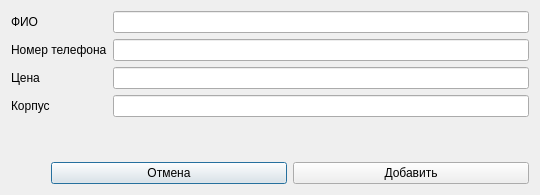
This is addseller.ui in ploschka/CureSuch as Qt 5 draws it before an edit. The edited form follows.
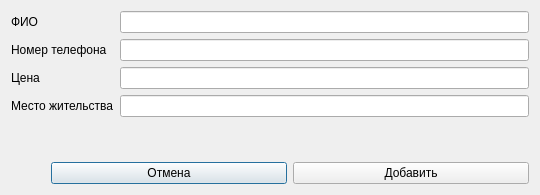
This is the edited form.

Patch:
```diff
--- a/addseller.ui
+++ b/addseller.ui
@@ -58,7 +58,7 @@
      <item row="3" column="0">
       <widget class="QLabel" name="label_4">
        <property name="text">
-        <string>Корпус</string>
+        <string>Место жительства</string>
        </property>
       </widget>
      </item>
```
